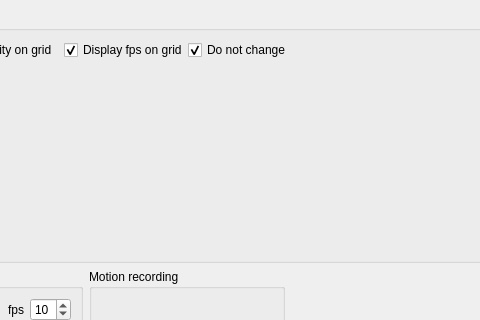
networkoptix/nx_open, file client/src/ui/device_settings/camera_schedule.ui: the form before one commit; both pictures show x 108 to 588 and y 0 to 320 of the 957 by 500 pixel window.
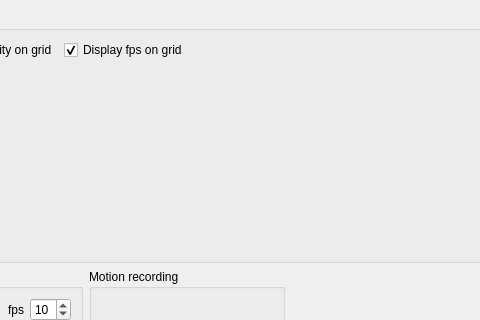
The form after the commit. Custom widgets are drawn as their Qt base class.

Commit message:
refactor "do not change" for schedule grid
<==== Mercurial data ====>
Branch: master

Diff of the .ui file:
```diff
--- a/client/src/ui/device_settings/camera_schedule.ui
+++ b/client/src/ui/device_settings/camera_schedule.ui
@@ -67,16 +67,6 @@
           </property>
          </widget>
         </item>
-        <item>
-         <widget class="QCheckBox" name="chkBoxDontChange">
-          <property name="text">
-           <string>Do not change</string>
-          </property>
-          <property name="checked">
-           <bool>true</bool>
-          </property>
-         </widget>
-        </item>
         <item>
          <spacer name="horizontalSpacer_4">
           <property name="orientation">
```
Left out of the diff: 19 changed lines with no effect on the pictures. The commit also changes 5 other files.
